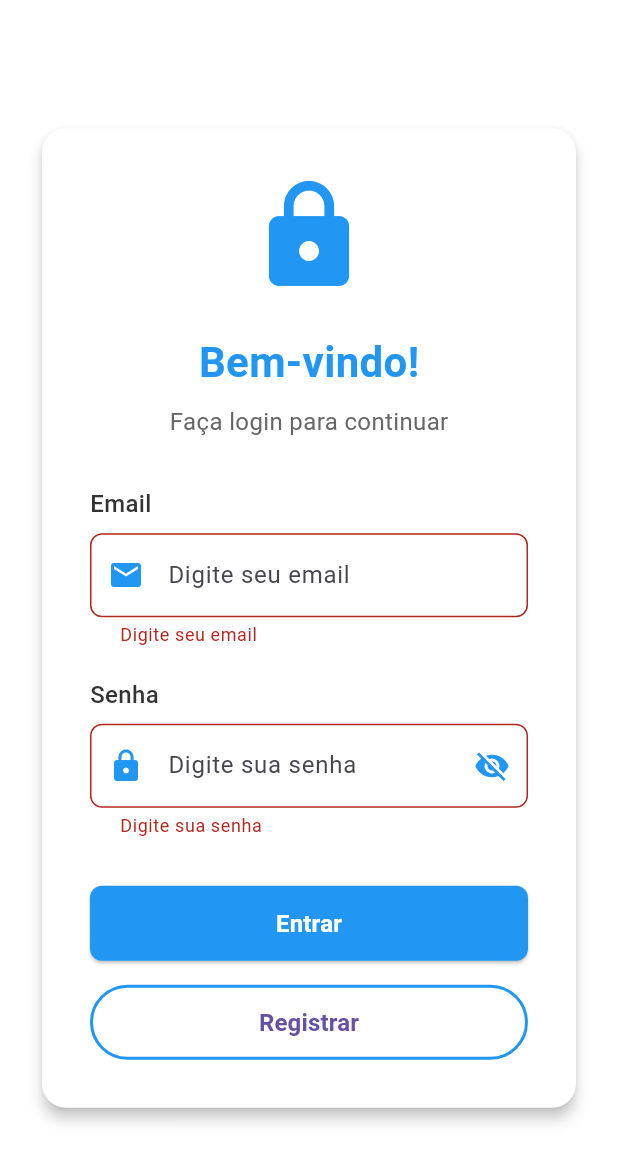
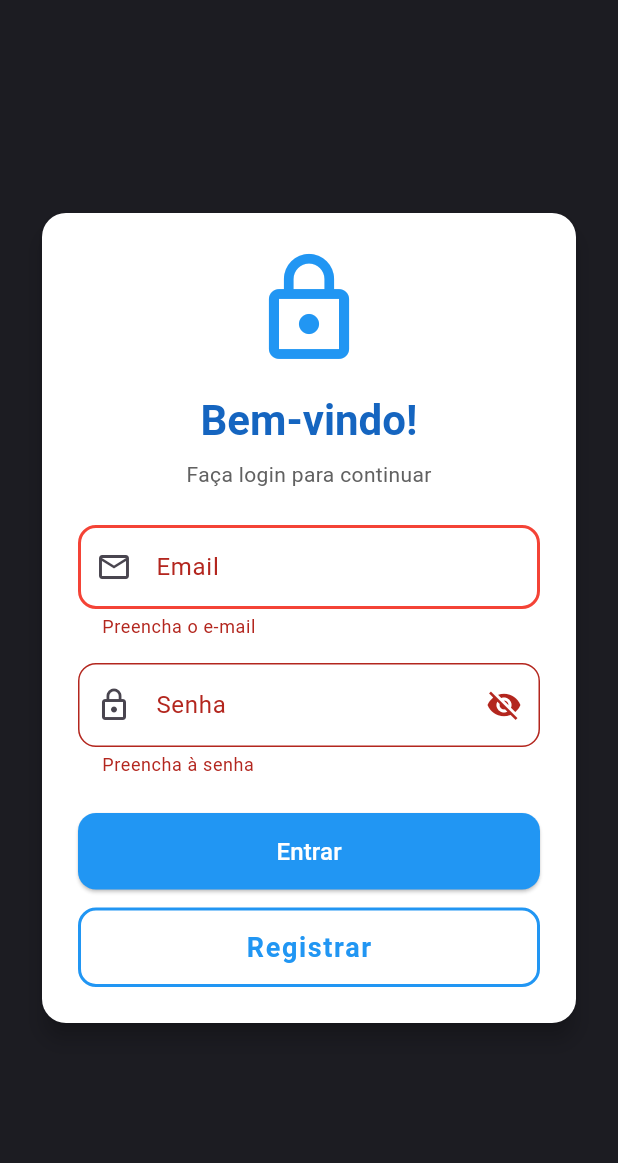
Before and after one commit to eucesar/cp6-flutter, a Flutter app: the LoginERegistro screen opened by its route, after a tap on "Entrar", after a tap on "Registrar", on a phone screen of 412 x 824 dp. Shown: the top 1163 px of the screen. Run offline on Flutter 3.47's test engine with Material 3 defaults, Android fonts, the phone set to English and light mode, and no system bars; our stand-ins replace cloud_firestore, firebase_auth, firebase_core, flutter_dotenv, lottie, shared_preferences; accounts and stored records are empty.

Commit message:
feat: Adiciona documentação técnica completa e explicações de código
- Adiciona APRESENTACAO2.md com foco em Firebase, autenticação e arquitetura
- Adiciona EXPLICACAO_CODIGOS_APRESENTACAO3.md com explicações detalhadas dos códigos
- Atualiza widgets customizados (CustomTextField e PasswordResultWidget)
- Melhora tela de LoginERegistro com validações
- Atualiza documentação de setup do GitHub

```diff
--- a/lib/screens/LoginERegistro.dart
+++ b/lib/screens/LoginERegistro.dart
@@ -1,7 +1,5 @@
 import 'package:firebase_auth/firebase_auth.dart';
 import 'package:flutter/material.dart';
-import 'package:gerador_de_senha/routes.dart';
-import 'package:gerador_de_senha/widgets/custom_text_field.dart';
 
 class LoginERegistro extends StatefulWidget {
   const LoginERegistro({super.key});
@@ -26,49 +24,16 @@ class _LoginERegistroState extends State<LoginERegistro> {
           email: _emailController.text.trim(),
           password: _passwordController.text.trim(),
         );
+        Navigator.of(context).pushReplacementNamed('/home');
+      }
+      catch (e) {
         if (mounted) {
-          Navigator.pushReplacementNamed(context, Routes.home);
-        }
-      } on FirebaseAuthException catch (e) {
-        if (mounted) {
-          String message = 'Erro ao fazer login';
-          switch (e.code) {
-            case 'user-not-found':
-              message = 'Usuário não encontrado';
-              break;
-            case 'wrong-password':
-              message = 'Senha incorreta';
-              break;
-            case 'invalid-email':
-              message = 'Email inválido';
-              break;
-            case 'user-disabled':
-              message = 'Usuário desabilitado';
-              break;
-            case 'too-many-requests':
-              message = 'Muitas tentativas. Tente novamente mais tarde';
-              break;
-          }
-          ScaffoldMessenger.of(context).showSnackBar(
-            SnackBar(
-              content: Text(message),
-              backgroundColor: Colors.red,
-            ),
-          );
-        }
-      } catch (e) {
-        if (mounted) {
-          ScaffoldMessenger.of(context).showSnackBar(
-            SnackBar(
-              content: Text("Erro inesperado: $e"),
-              backgroundColor: Colors.red,
-            ),
-          );
+          ScaffoldMessenger.of(
+            context,
+          ).showSnackBar(SnackBar(content: Text("Erro ao entrar:$e")));
         }
       } finally {
-        if (mounted) {
         setState(() => _isLoading = false);
-        }
       }
     }
   }
@@ -81,46 +46,15 @@ class _LoginERegistroState extends State<LoginERegistro> {
           email: _emailController.text.trim(),
           password: _passwordController.text.trim(),
         );
-        if (mounted) {
-          Navigator.pushReplacementNamed(context, Routes.home);
-        }
-      } on FirebaseAuthException catch (e) {
-        if (mounted) {
-          String message = 'Erro ao criar conta';
-          switch (e.code) {
-            case 'weak-password':
-              message = 'A senha é muito fraca';
-              break;
-            case 'email-already-in-use':
-              message = 'Este email já está em uso';
-              break;
-            case 'invalid-email':
-              message = 'Email inválido';
-              break;
-            case 'operation-not-allowed':
-              message = 'Operação não permitida';
-              break;
-          }
-          ScaffoldMessenger.of(context).showSnackBar(
-            SnackBar(
-              content: Text(message),
-              backgroundColor: Colors.red,
-            ),
-          );
-        }
+        Navigator.of(context).pushReplacementNamed('/home');
       } catch (e) {
         if (mounted) {
-          ScaffoldMessenger.of(context).showSnackBar(
-            SnackBar(
-              content: Text("Erro inesperado: $e"),
-              backgroundColor: Colors.red,
-            ),
-          );
+          ScaffoldMessenger.of(
+            context,
+          ).showSnackBar(SnackBar(content: Text("Erro ao registrar: $e")));
         }
       } finally {
-        if (mounted) {
         setState(() => _isLoading = false);
-        }
       }
     }
   }
@@ -128,81 +62,111 @@ class _LoginERegistroState extends State<LoginERegistro> {
   @override
   Widget build(BuildContext context) {
     return Scaffold(
-      backgroundColor: Colors.white,
+      backgroundColor: Color(0xFF1C1C22),
       body: Center(
         child: SingleChildScrollView(
           padding: const EdgeInsets.all(24),
           child: Card(
-            elevation: 4,
+            elevation: 6,
             shape: RoundedRectangleBorder(
               borderRadius: BorderRadius.circular(16),
             ),
             child: Padding(
-              padding: const EdgeInsets.all(32),
+              padding: const EdgeInsets.all(24),
               child: Form(
                 key: _formKey,
                 child: Column(
                   mainAxisSize: MainAxisSize.min,
                   children: [
+                    // Componentes do formulario
                     const Icon(
-                      Icons.lock,
+                      Icons.lock_outline,
                       size: 80,
-                      color: Color(0xFF2196F3),
+                      color: Colors.blue,
                     ),
-                    const SizedBox(height: 24),
-                    const Text(
+                    const SizedBox(height: 16),
+                    Text(
                       "Bem-vindo!",
-                      style: TextStyle(
-                        fontSize: 28,
+                      style: Theme.of(
+                        context,
+                      ).textTheme.headlineMedium?.copyWith(
                         fontWeight: FontWeight.bold,
-                        color: Color(0xFF2196F3),
+                        color: Colors.blue.shade800,
                       ),
                     ),
                     const SizedBox(height: 8),
-                    const Text(
+                    Text(
                       "Faça login para continuar",
-                      style: TextStyle(
-                        fontSize: 16,
-                        color: Color(0xFF666666),
+                      style: Theme.of(
+                        context,
+                      ).textTheme.bodyMedium?.copyWith(color: Colors.grey[700]),
+                    ),
+                    const SizedBox(height: 24),
+                    TextFormField(
+                      controller: _emailController,
+                      keyboardType: TextInputType.emailAddress,
+                      decoration: InputDecoration(
+                        labelText: "Email",
+                        prefixIcon: const Icon(Icons.email_outlined),
+                        // Borda quando não está em foco
+                        enabledBorder: OutlineInputBorder(
+                          borderRadius: BorderRadius.circular(12),
+                          borderSide: const BorderSide(
+                            color: Colors.grey,
+                            width: 1,
                           ),
                         ),
-                    const SizedBox(height: 32),
-                    CustomTextField(
-                      label: "Email",
-                      hint: "Digite seu email",
-                      icon: Icons.email,
-                      controller: _emailController,
-                      keyboardType: TextInputType.emailAddress,
-                      validator: (value) {
-                        if (value == null || value.isEmpty) {
-                          return 'Digite seu email';
-                        }
-                        if (!RegExp(r'^[\w-\.]+@([\w-]+\.)+[\w-]{2,4}$').hasMatch(value)) {
-                          return 'Digite um email válido';
-                        }
-                        return null;
-                      },
+                        // Borda quando o campo está em foco
+                        focusedBorder: OutlineInputBorder(
+                          borderRadius: BorderRadius.circular(12),
+                          borderSide: const BorderSide(
+                            color: Colors.blue,
+                            width: 2,
                           ),
-                    const SizedBox(height: 20),
-                    CustomTextField(
-                      label: "Senha",
-                      hint: "Digite sua senha",
-                      icon: Icons.lock,
+                        ),
+                        // Borda quando há erro
+                        errorBorder: OutlineInputBorder(
+                          borderRadius: BorderRadius.circular(12),
+                          borderSide: const BorderSide(
+                            color: Colors.red,
+                            width: 2,
+                          ),
+                        ),
+                        // Borda quando há erro e o campo está em foco
+                        focusedErrorBorder: OutlineInputBorder(
+                          borderRadius: BorderRadius.circular(12),
+                          borderSide: const BorderSide(
+                            color: Colors.redAccent,
+                            width: 2,
+                          ),
+                        ),
+                        border: OutlineInputBorder(
+                          borderRadius: BorderRadius.circular(12),
+                        ),
+                      ),
+                      validator:
+                          (v) =>
+                              (v == null || v.isEmpty)
+                                  ? 'Preencha o e-mail'
+                                  : null,
+                    ),
+                    const SizedBox(height: 16),
+                    TextFormField(
                       controller: _passwordController,
                       obscureText: _isObscure,
-                      validator: (value) {
-                        if (value == null || value.isEmpty) {
-                          return 'Digite sua senha';
-                        }
-                        if (value.length < 6) {
-                          return 'A senha deve ter pelo menos 6 caracteres';
-                        }
-                        return null;
-                      },
+                      validator:
+                          (v) =>
+                              (v == null || v.isEmpty)
+                                  ? 'Preencha à senha'
+                                  : null,
+                      decoration: InputDecoration(
+                        labelText: "Senha",
+                        prefixIcon: const Icon(Icons.lock_outline),
                         suffixIcon: IconButton(
                           icon: Icon(
-                          _isObscure ? Icons.visibility_off : Icons.visibility,
-                          color: const Color(0xFF2196F3),
+                            _isObscure
+                                ? Icons.visibility_off
+                                : Icons.visibility,
                           ),
                           onPressed: () {
                             setState(() {
@@ -210,48 +174,57 @@ class _LoginERegistroState extends State<LoginERegistro> {
                             });
                           },
                         ),
+                        border: OutlineInputBorder(
+                          borderRadius: BorderRadius.circular(12),
                         ),
-                    const SizedBox(height: 32),
-                    if (_isLoading)
-                      const CircularProgressIndicator(
-                        valueColor: AlwaysStoppedAnimation<Color>(Color(0xFF2196F3)),
-                      )
-                    else
-                      Column(
+                      ),
+                    ),
+                    const SizedBox(height: 24),
+                    _isLoading
+                        ? const CircularProgressIndicator()
+                        : Column(
                           children: [
+                            // BOTOES
+                          ],
+                        ),
                     SizedBox(
                       width: double.infinity,
-                            height: 50,
                       child: ElevatedButton(
+                        style: ElevatedButton.styleFrom(
+                          backgroundColor: Colors.blue, // cor de fundo
+                          foregroundColor: Colors.white, // cor do texto/ícone
+                          padding: const EdgeInsets.symmetric(vertical: 14),
+                          shape: RoundedRectangleBorder(
+                            borderRadius: BorderRadius.circular(12),
+                          ),
+                        ),
                         onPressed: _signIn,
                         child: const Text(
                           "Entrar",
-                                style: TextStyle(
-                                  fontSize: 16,
-                                  fontWeight: FontWeight.w600,
+                          style: TextStyle(fontSize: 16),
                         ),
                       ),
                     ),
-                          ),
-                          const SizedBox(height: 16),
+                    const SizedBox(height: 12),
                     SizedBox(
                       width: double.infinity,
-                            height: 50,
                       child: OutlinedButton(
-                              onPressed: _signUp,
                         style: OutlinedButton.styleFrom(
-                                side: const BorderSide(color: Color(0xFF2196F3), width: 2),
+                          foregroundColor: Colors.blue,
+                          side: const BorderSide(color: Colors.blue, width: 2),
+                          padding: const EdgeInsets.symmetric(vertical: 16),
+                          shape: RoundedRectangleBorder(
+                            borderRadius: BorderRadius.circular(12),
                           ),
-                              child: const Text(
-                                "Registrar",
-                                style: TextStyle(
-                                  fontSize: 16,
-                                  fontWeight: FontWeight.w600,
+                          textStyle: const TextStyle(
+                            fontSize: 18,
+                            fontWeight: FontWeight.bold,
+                            letterSpacing: 1.1,
                           ),
                         ),
+                        onPressed: _signUp,
+                        child: const Text("Registrar"),
                       ),
-                          ),
-                        ],
                     ),
                   ],
                 ),
```
Also changed, not shown: lib/widgets/custom_text_field.dart (line endings or trailing spaces), lib/widgets/password_result_widget.dart (line endings or trailing spaces), 3 other files. Lines whose indentation alone changed are shown as unchanged.
